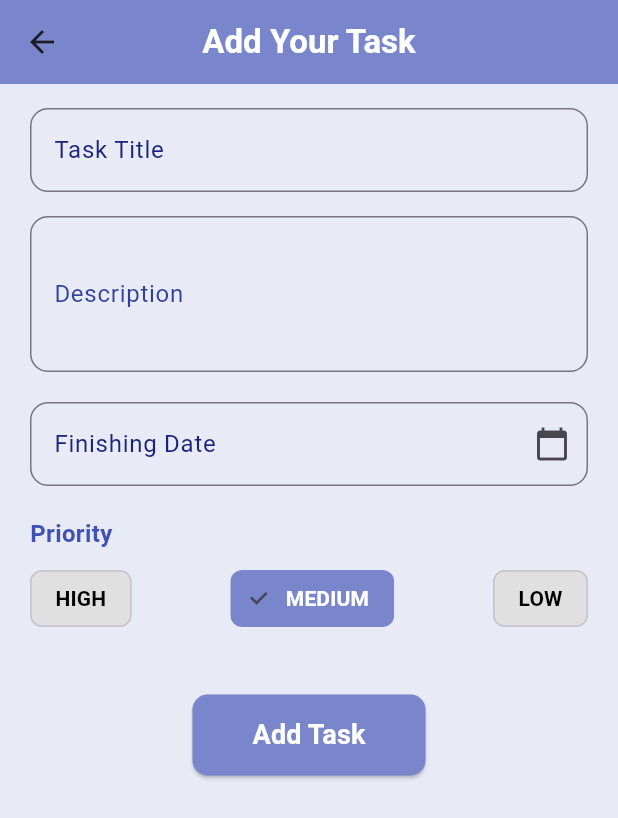
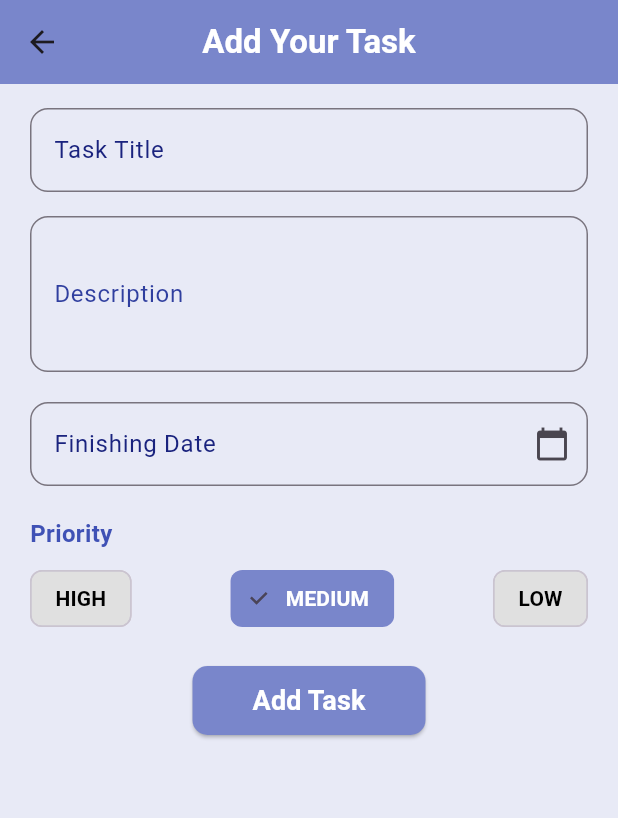
Before and after one commit to sohasara/To-Do-App, a Flutter app: the TextScreen screen opened directly, on a phone screen of 412 x 824 dp. Shown: the top 818 px of the screen. Run offline on Flutter 3.47's test engine with Material 3 defaults, Android fonts, the phone set to English and light mode, and no system bars; our stand-ins replace firebase_core, flutter_riverpod, hive_flutter; accounts and stored records are empty.

```diff
--- a/lib/application/pages/home/home_screen/text_screen.dart
+++ b/lib/application/pages/home/home_screen/text_screen.dart
@@ -16,6 +16,7 @@ class TextScreen extends StatelessWidget {
     final finishingDateController = TextEditingController();
 
     return Scaffold(
+      resizeToAvoidBottomInset: true,
       backgroundColor: Colors.indigo.shade50,
       appBar: AppBar(
         backgroundColor: Colors.indigo.shade300,
@@ -28,7 +29,8 @@ class TextScreen extends StatelessWidget {
           ),
         ),
       ),
-      body: Padding(
+      body: SingleChildScrollView(
+        child: Padding(
           padding: const EdgeInsets.symmetric(horizontal: 20, vertical: 16),
           child: Column(
             crossAxisAlignment: CrossAxisAlignment.start,
@@ -124,12 +126,13 @@ class TextScreen extends StatelessWidget {
                             fontWeight: FontWeight.bold,
                           ),
                           onSelected: (selected) {
-                          ref.read(priorityProvider.notifier).state = priority;
+                            ref.read(priorityProvider.notifier).state =
+                                priority;
                           },
                         );
                       }).toList(),
                     ),
-                  const SizedBox(height: 40),
+                    const SizedBox(height: 20),
                     Center(
                       child: ElevatedButton(
                         style: ElevatedButton.styleFrom(
@@ -138,7 +141,7 @@ class TextScreen extends StatelessWidget {
                             borderRadius: BorderRadius.circular(10),
                           ),
                           padding: const EdgeInsets.symmetric(
-                            horizontal: 40, vertical: 14),
+                              horizontal: 40, vertical: 10),
                         ),
                         onPressed: () {
                           final title = taskController.text.trim();
@@ -218,6 +221,7 @@ class TextScreen extends StatelessWidget {
             ],
           ),
         ),
+      ),
     );
   }
 }
```
Also changed, not shown: 1 other file. Lines whose indentation alone changed are shown as unchanged.
